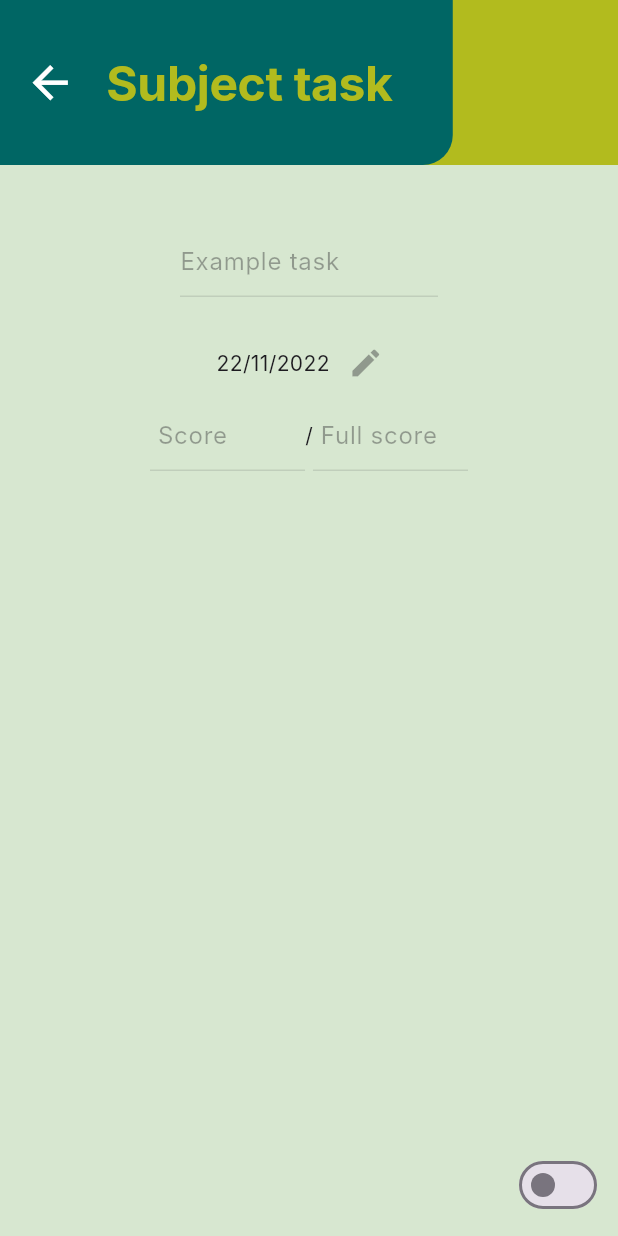
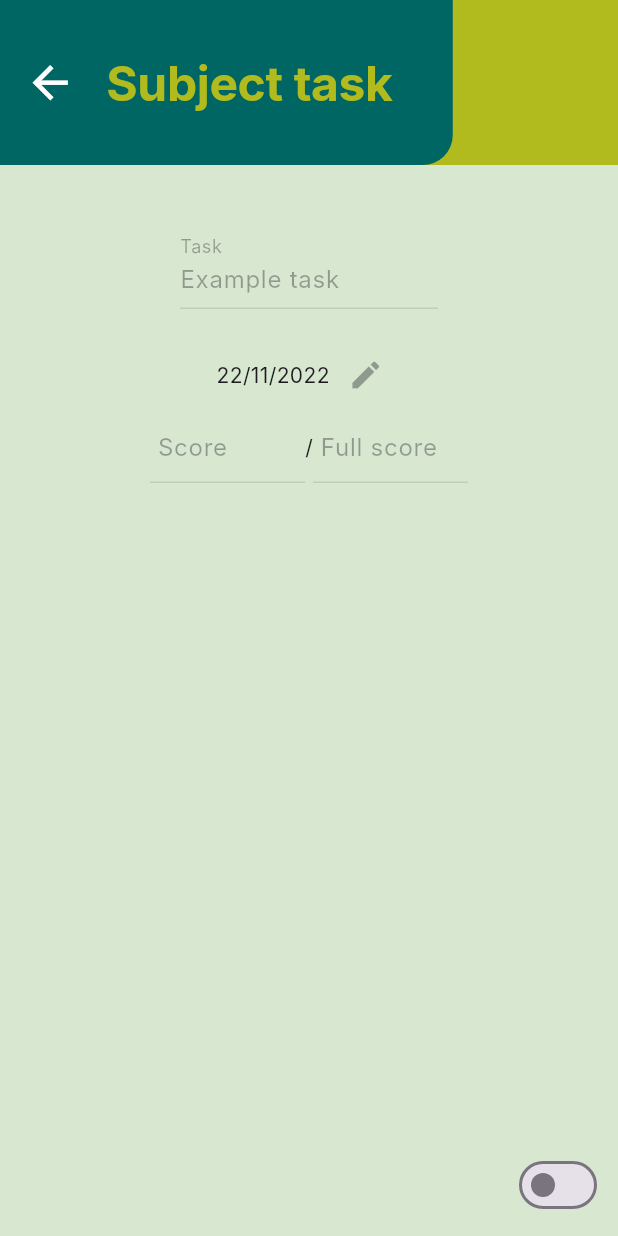
Before and after one commit to karnhao/haolearn, a Flutter app: the TaskDetailScreen screen opened directly with empty values, on a phone screen of 412 x 824 dp. Run offline on Flutter 3.47's test engine with Material 2 defaults, Android fonts, the light colour scheme and no system bars; our stand-ins replace flutter_datetime_picker, flutter_rating_bar, hive_flutter, page_transition, pie_chart; missing offline and left inert: time_planner; accounts and stored records are empty; Roboto replaces fonts that are missing (Inter).

Commit message:
Label Text

```diff
--- a/lib/screens/task_detail_screen.dart
+++ b/lib/screens/task_detail_screen.dart
@@ -55,7 +55,14 @@ class _TaskDetailScreenState extends State<TaskDetailScreen> {
                           child: TextFormField(
                             initialValue: data.tasks[widget.index].title,
                             enabled: toggle,
-                            decoration: InputDecoration(hintText: 'Task'),
+                            decoration: InputDecoration(
+                                floatingLabelBehavior:
+                                    FloatingLabelBehavior.auto,
+                                labelText: "Task",
+                                focusedBorder: OutlineInputBorder(
+                                    borderSide: BorderSide(
+                                        width: 1, color: Colors.blue),
+                                    borderRadius: BorderRadius.circular(25))),
                           )),
                     ),
                   ),
@@ -83,9 +90,16 @@ class _TaskDetailScreenState extends State<TaskDetailScreen> {
                       children: [
                         Expanded(
                           child: TextField(
+                            keyboardType: TextInputType.number,
                             enabled: toggle,
-                            decoration: const InputDecoration(
-                                hintText: 'Score',
+                            decoration: InputDecoration(
+                                focusedBorder: OutlineInputBorder(
+                                    borderSide: BorderSide(
+                                        width: 1, color: Colors.blue),
+                                    borderRadius: BorderRadius.circular(25)),
+                                labelText: "Score",
+                                floatingLabelBehavior:
+                                    FloatingLabelBehavior.auto,
                                 contentPadding:
                                     EdgeInsets.symmetric(horizontal: 5)),
                           ),
@@ -93,8 +107,14 @@ class _TaskDetailScreenState extends State<TaskDetailScreen> {
                         const Text("/"),
                         Expanded(
                             child: TextField(
+                          keyboardType: TextInputType.number,
                           decoration: InputDecoration(
-                              hintText: "Full score",
+                              focusedBorder: OutlineInputBorder(
+                                  borderSide:
+                                      BorderSide(width: 1, color: Colors.blue),
+                                  borderRadius: BorderRadius.circular(25)),
+                              labelText: "Full score",
+                              floatingLabelBehavior: FloatingLabelBehavior.auto,
                               enabled: toggle,
                               contentPadding:
                                   const EdgeInsets.symmetric(horizontal: 5)),
```
Also changed, not shown: lib/screens/score_screen.dart (added, +112 -0 lines), lib/screens/subject_screen.dart (+18 -5 lines).
